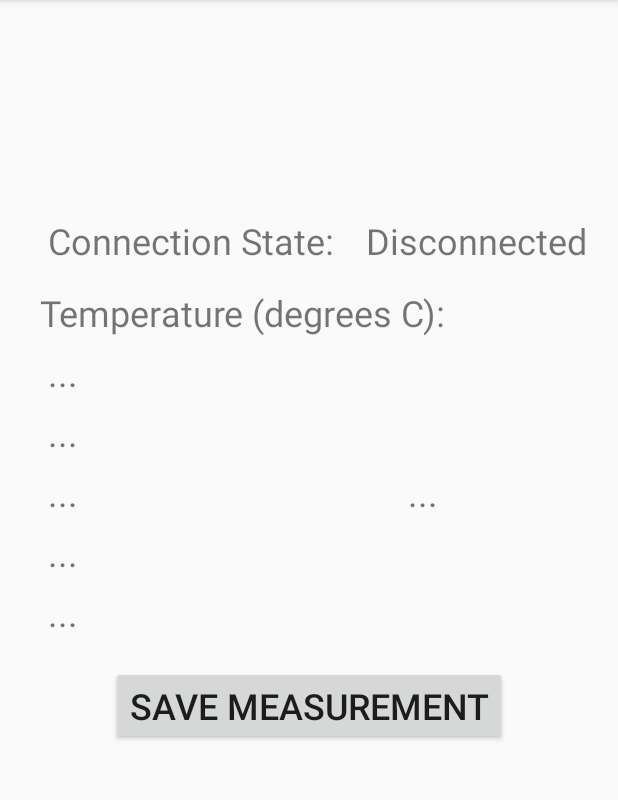
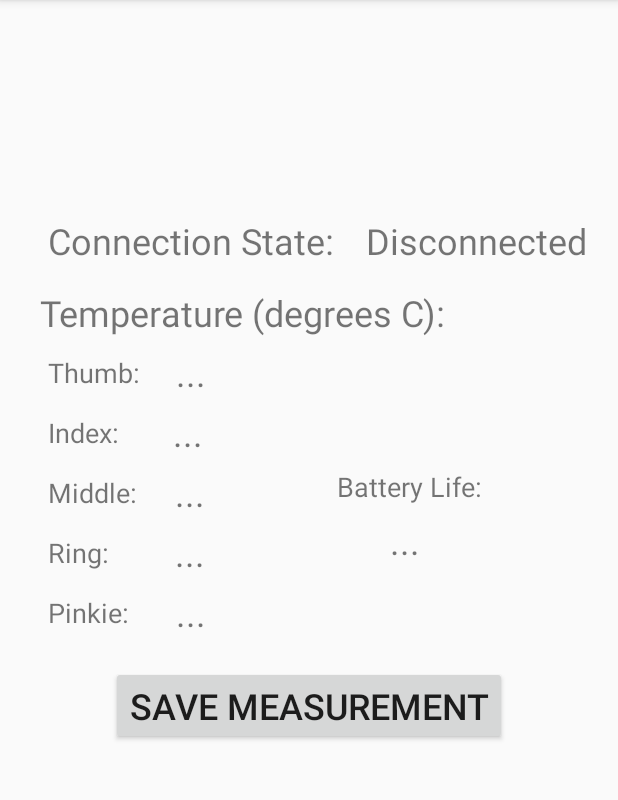
Before and after one commit to ECE492-ETG/EquineThermalGlove, an Android app: the bluetoothReadIn screen opened directly, with no data from a screen before it, on a phone screen of 412 x 824 dp, the part 84-884 px from its top. Run offline under Robolectric (Android 15) with nearby library versions, the phone set to English and light mode, and no system bars; 3 statements that could not run were skipped.

Commit message:
Added labels to readin page

```diff
--- a/app/src/main/res/layout/activity_bluetooth_read_in.xml
+++ b/app/src/main/res/layout/activity_bluetooth_read_in.xml
@@ -22,11 +22,11 @@
         android:id="@+id/temperature_value_thumb"
         android:layout_width="wrap_content"
         android:layout_height="wrap_content"
-        android:layout_marginStart="32dp"
+        android:layout_marginStart="24dp"
         android:layout_marginTop="232dp"
         android:text="..."
         android:textSize="24sp"
-        app:layout_constraintStart_toStartOf="parent"
+        app:layout_constraintStart_toEndOf="@+id/thumb_label"
         app:layout_constraintTop_toTopOf="parent" />
 
     <TextView
@@ -88,55 +88,121 @@
         android:id="@+id/temperature_value_index"
         android:layout_width="wrap_content"
         android:layout_height="wrap_content"
-        android:layout_marginStart="32dp"
+        android:layout_marginStart="36dp"
         android:layout_marginTop="272dp"
+        android:text="..."
+        android:textSize="24sp"
+        app:layout_constraintStart_toEndOf="@+id/index_label"
+        app:layout_constraintTop_toTopOf="parent" />
+
+    <TextView
+        android:id="@+id/temperature_value_middle"
+        android:layout_width="wrap_content"
+        android:layout_height="wrap_content"
+        android:layout_marginStart="25dp"
+        android:layout_marginTop="312dp"
+        android:text="..."
+        android:textSize="24sp"
+        app:layout_constraintStart_toEndOf="@+id/middle_label"
+        app:layout_constraintTop_toTopOf="parent" />
+
+    <TextView
+        android:id="@+id/temperature_value_ring"
+        android:layout_width="wrap_content"
+        android:layout_height="wrap_content"
+        android:layout_marginStart="44dp"
+        android:layout_marginTop="352dp"
+        android:text="..."
+        android:textSize="24sp"
+        app:layout_constraintStart_toEndOf="@+id/ring_label"
+        app:layout_constraintTop_toTopOf="parent" />
+
+    <TextView
+        android:id="@+id/temperature_value_pinkie"
+        android:layout_width="wrap_content"
+        android:layout_height="wrap_content"
+        android:layout_marginStart="31dp"
+        android:layout_marginTop="392dp"
+        android:text="..."
+        android:textSize="24sp"
+        app:layout_constraintStart_toEndOf="@+id/pinkie_label"
+        app:layout_constraintTop_toTopOf="parent" />
+
+    <TextView
+        android:id="@+id/battery_value"
+        android:layout_width="wrap_content"
+        android:layout_height="wrap_content"
+        android:layout_marginStart="260dp"
+        android:layout_marginTop="344dp"
         android:text="..."
         android:textSize="24sp"
         app:layout_constraintStart_toStartOf="parent"
         app:layout_constraintTop_toTopOf="parent" />
 
     <TextView
-        android:id="@+id/temperature_value_middle"
+        android:id="@+id/thumb_label"
         android:layout_width="wrap_content"
         android:layout_height="wrap_content"
         android:layout_marginStart="32dp"
-        android:layout_marginTop="312dp"
-        android:text="..."
-        android:textSize="24sp"
+        android:layout_marginTop="236dp"
+        android:text="Thumb:"
+        android:textSize="18sp"
         app:layout_constraintStart_toStartOf="parent"
         app:layout_constraintTop_toTopOf="parent" />
 
     <TextView
-        android:id="@+id/temperature_value_ring"
+        android:id="@+id/middle_label"
         android:layout_width="wrap_content"
         android:layout_height="wrap_content"
         android:layout_marginStart="32dp"
-        android:layout_marginTop="352dp"
-        android:text="..."
-        android:textSize="24sp"
+        android:layout_marginTop="316dp"
+        android:text="Middle:"
+        android:textSize="18sp"
         app:layout_constraintStart_toStartOf="parent"
         app:layout_constraintTop_toTopOf="parent" />
 
     <TextView
-        android:id="@+id/temperature_value_pinkie"
+        android:id="@+id/ring_label"
         android:layout_width="wrap_content"
         android:layout_height="wrap_content"
         android:layout_marginStart="32dp"
-        android:layout_marginTop="392dp"
-        android:text="..."
-        android:textSize="24sp"
+        android:layout_marginTop="356dp"
+        android:text="Ring:"
+        android:textSize="18sp"
         app:layout_constraintStart_toStartOf="parent"
         app:layout_constraintTop_toTopOf="parent" />
 
     <TextView
-        android:id="@+id/battery_value"
+        android:id="@+id/pinkie_label"
         android:layout_width="wrap_content"
         android:layout_height="wrap_content"
+        android:layout_marginStart="32dp"
+        android:layout_marginTop="396dp"
+        android:text="Pinkie:"
+        android:textSize="18sp"
+        app:layout_constraintStart_toStartOf="parent"
+        app:layout_constraintTop_toTopOf="parent" />
+
+    <TextView
+        android:id="@+id/battery_label"
+        android:layout_width="wrap_content"
+        android:layout_height="wrap_content"
+        android:layout_marginStart="220dp"
         android:layout_marginTop="312dp"
-        android:layout_marginEnd="120dp"
-        android:text="..."
-        android:textSize="24sp"
-        app:layout_constraintEnd_toEndOf="parent"
+        android:text=" Battery Life:"
+        android:textSize="18sp"
+        app:layout_constraintStart_toStartOf="parent"
+        app:layout_constraintTop_toTopOf="parent" />
+
+    <TextView
+        android:id="@+id/index_label"
+        android:layout_width="wrap_content"
+        android:layout_height="wrap_content"
+        android:layout_marginStart="32dp"
+        android:layout_marginTop="276dp"
+        android:text="Index:"
+        android:textSize="18sp"
+        app:layout_constraintStart_toStartOf="parent"
         app:layout_constraintTop_toTopOf="parent" />
 
 </androidx.constraintlayout.widget.ConstraintLayout>
```
